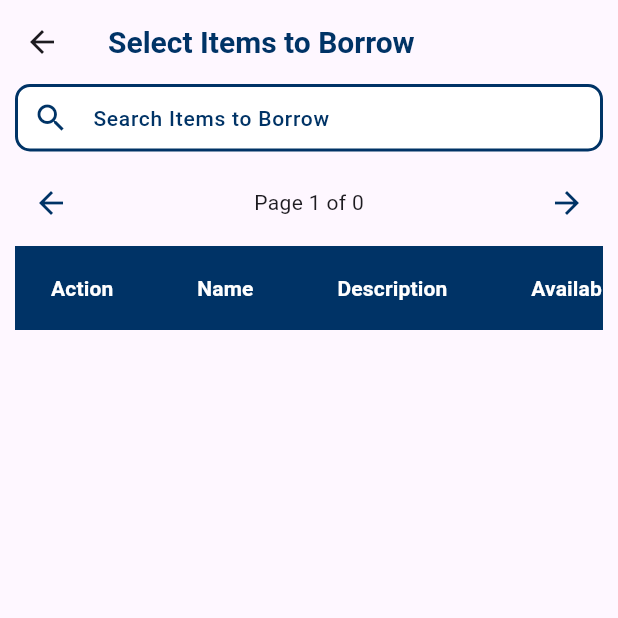
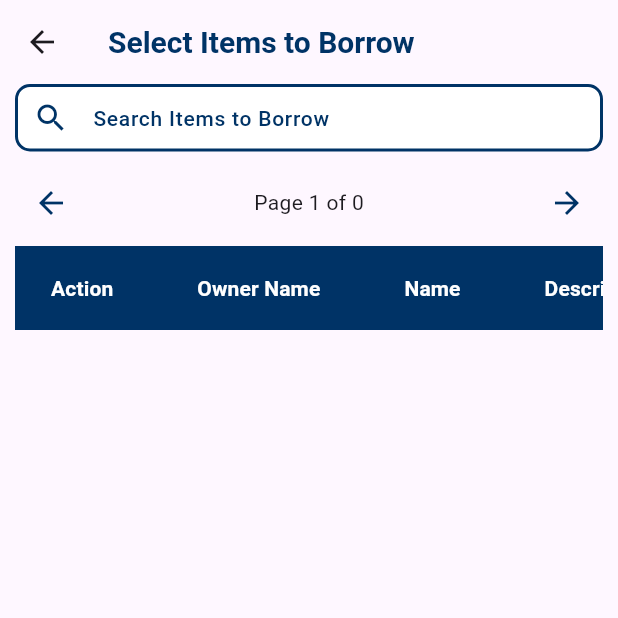
Before and after one commit to MsSoul/CAO_ADTS, a Flutter app: the BorrowItemsScreen screen opened directly with empty values, on a phone screen of 412 x 824 dp, the top half of it. Run offline on Flutter 3.47's test engine with Material 3 defaults, Android fonts, the phone set to English and light mode, and no system bars; our stand-ins replace badges, fluttertoast, logger, shared_preferences, socket_io_client; accounts and stored records are empty; network calls fail.

Commit message:
workig na ang return, ang backend naga save na sa DISTRIBUTED ITEM

```diff
--- a/lib/borrow_items_screen.dart
+++ b/lib/borrow_items_screen.dart
@@ -51,7 +51,8 @@ class _BorrowItemsScreenState extends State<BorrowItemsScreen> {
       if (items.isEmpty) {
         log.w("⚠ No borrowable items found for Department ID: $currentDptId");
       } else {
-        log.i("🔍 Full API Response (${items.length} items): ${jsonEncode(items)}");
+        log.i(
+            "🔍 Full API Response (${items.length} items): ${jsonEncode(items)}");
       }
 
       setState(() {
@@ -71,7 +72,8 @@ class _BorrowItemsScreenState extends State<BorrowItemsScreen> {
         hasError = false;
       });
     } catch (e, stackTrace) {
-      log.e("❌ Error fetching borrowable items", error: e, stackTrace: stackTrace);
+      log.e("❌ Error fetching borrowable items",
+          error: e, stackTrace: stackTrace);
       setState(() {
         isLoading = false;
         hasError = true;
@@ -98,13 +100,14 @@ class _BorrowItemsScreenState extends State<BorrowItemsScreen> {
 
     int distributedItemId = item['distributedItemId'] ?? 0;
     int itemId = item['itemId'] ?? 0;
-    String itemName = item['name'] ?? "Unnamed Item";
+    String itemName = item['ITEM_NAME'] ?? "Unnamed Item";
     String description = item['description'] ?? "No description available";
     int availableQuantity = item['quantity'] ?? 0;
     int ownerId = item['accountable_emp'] ?? 0;
     String ownerName = item['accountable_name'] ?? "Unknown Owner";
 
-    log.i("🛠 Opening BorrowTransaction: DistributedItemId=$distributedItemId, ItemId=$itemId");
+    log.i(
+        "🛠 Opening BorrowTransaction: DistributedItemId=$distributedItemId, ItemId=$itemId");
 
     if (context.mounted) {
       showDialog(
--- a/lib/design/lending_widgets.dart
+++ b/lib/design/lending_widgets.dart
@@ -238,6 +238,7 @@ Widget buildActionButtons(
                 quantity: quantity,
                 borrowerId: selectedBorrowerId,
                 currentDptId: widget.currentDptId,
+                distributedItemId:widget.distributedItemId,
               );
 
               logger.i("🛠️ API Response: $response");
--- a/lib/items_transaction_table.dart
+++ b/lib/items_transaction_table.dart
@@ -44,6 +44,8 @@ class _ItemsTransactionTableState extends State<ItemsTransactionTable> {
     List<Map<String, dynamic>> paginatedItems =
         widget.items.sublist(startIndex, endIndex);
 
+    final currencyFormat = NumberFormat("#,##0.00", "en_US");
+
     return LayoutBuilder(
       builder: (context, constraints) {
         return Column(
@@ -81,80 +83,68 @@ class _ItemsTransactionTableState extends State<ItemsTransactionTable> {
                     dataRowMaxHeight: 40,
                     headingRowColor: WidgetStateColor.resolveWith(
                         (states) => AppColors.primaryColor),
-                    columns: const [
-                      DataColumn(
+                    columns: [
+                      const DataColumn(
                           label: Center(
                               child: Text('Action', style: _headerStyle))),
-                      DataColumn(
+                      if (widget.selectedFilter == "Borrowed")
+                        const DataColumn(
+                            label: Center(
+                                child:
+                                    Text('Owner Name', style: _headerStyle))),
+                      const DataColumn(
                           label:
                               Center(child: Text('Name', style: _headerStyle))),
-                      DataColumn(
+                      const DataColumn(
                           label: Center(
                               child: Text('Description', style: _headerStyle))),
-                      DataColumn(
+                      const DataColumn(
                           label: Center(
-                              child: Text('Available Quantity',
-                                  style: _headerStyle))),
-                      DataColumn(
+                              child:
+                                  Text('Available Qty', style: _headerStyle))),
+                      const DataColumn(
                           label: Center(
-                              child: Text('Original Quantity',
-                                  style: _headerStyle))),
-                      DataColumn(
+                              child:
+                                  Text('Original Qty', style: _headerStyle))),
+                      const DataColumn(
                           label: Center(
                               child: Text('PAR No', style: _headerStyle))),
-                      DataColumn(
+                      const DataColumn(
                           label: Center(
                               child: Text('PIS No.', style: _headerStyle))),
-                      DataColumn(
+                      const DataColumn(
                           label: Center(
                               child: Text('Prop No.', style: _headerStyle))),
-                      DataColumn(
+                      const DataColumn(
                           label: Center(
                               child: Text('Serial No.', style: _headerStyle))),
-                      DataColumn(
+                      const DataColumn(
                           label: Center(
                               child: Text('MR No.', style: _headerStyle))),
-                      DataColumn(
+                      const DataColumn(
                           label: Center(
                               child: Text('Unit Value', style: _headerStyle))),
-                      DataColumn(
+                      const DataColumn(
                           label: Center(
                               child: Text('Total Value', style: _headerStyle))),
-                      DataColumn(
+                      const DataColumn(
                           label: Center(
                               child: Text('Remarks', style: _headerStyle))),
                     ],
                     rows: paginatedItems.map((item) {
-                      String remarks = item['remarks']?.toString() ?? '';
-
-                      if (widget.selectedFilter == "Borrowed" &&
-                          item['owner_name'] != null) {
-                        String owner = item['owner_name'].toString();
-                        String borrowedDate = "N/A";
-
-                        if (item['createdAt'] != null) {
-                          try {
-                            DateTime parsedDate =
-                                DateTime.parse(item['createdAt']);
-                            borrowedDate =
-                                DateFormat("yyyy-MM-dd").format(parsedDate);
-                          } catch (e) {
-                            borrowedDate = "Invalid Date";
-                          }
-                        }
-
-                        remarks =
-                            "Owned By: $owner \nBorrowed Date: $borrowedDate";
-                      }
-
-                      final currencyFormat = NumberFormat("#,##0.00", "en_US");
-
+                      final remarks = item['remarks']?.toString() ?? '';
                       final isDisabled = widget.isActionDisabled != null &&
                           widget.isActionDisabled!(item);
+
+                      // Either use owner_name if available or show OWNER_EMP_ID
+                      final ownerName = item['owner_name'] ??
+                          item['accountable_name'] ??
+                          "EMP ID: ${item['OWNER_EMP_ID'] ?? 'N/A'}";
 
                       return DataRow(cells: [
                         DataCell(
                           SizedBox(
+                            width: 100, // Fixed width for uniform button size
                             height: 35,
                             child: ElevatedButton(
                               onPressed: isDisabled
@@ -168,22 +158,22 @@ class _ItemsTransactionTableState extends State<ItemsTransactionTable> {
                                 shape: RoundedRectangleBorder(
                                   borderRadius: BorderRadius.circular(8),
                                 ),
-                                padding:
-                                    const EdgeInsets.symmetric(horizontal: 12),
                               ),
-                              child: Text(
-                                isDisabled
-                                    ? "Requested"
-                                    : widget
-                                        .actionLabel, // 👉 This line modified
-                                style: const TextStyle(
-                                  fontSize: 14,
-                                  fontWeight: FontWeight.bold,
+                              child: FittedBox(
+                                fit: BoxFit.scaleDown,
+                                child: Text(
+                                  isDisabled ? "Requested" : widget.actionLabel,
+                                  style: const TextStyle(
+                                    fontSize: 14,
+                                    fontWeight: FontWeight.bold,
+                                  ),
                                 ),
                               ),
                             ),
                           ),
                         ),
+                        if (widget.selectedFilter == "Borrowed")
+                          DataCell(Text(ownerName)),
                         DataCell(Text(item['ITEM_NAME']?.toString() ?? 'N/A')),
                         DataCell(
                             Text(item['DESCRIPTION']?.toString() ?? 'N/A')),
@@ -199,7 +189,17 @@ class _ItemsTransactionTableState extends State<ItemsTransactionTable> {
                             '₱ ${currencyFormat.format(double.tryParse(item['unit_value'].toString()) ?? 0.0)}')),
                         DataCell(Text(
                             '₱ ${currencyFormat.format(double.tryParse(item['total_value'].toString()) ?? 0.0)}')),
-                        DataCell(Text(remarks)),
+                        DataCell(
+                          Container(
+                            width: 250,
+                            height: 40,
+                            padding: EdgeInsets.all(4),
+                            child: SingleChildScrollView(
+                              scrollDirection: Axis.vertical,
+                              child: Text(remarks),
+                            ),
+                          ),
+                        )
                       ]);
                     }).toList(),
                   ),
--- a/lib/lend_items_screen.dart
+++ b/lib/lend_items_screen.dart
@@ -84,6 +84,7 @@ class _LendingItemsScreenState extends State<LendingItemsScreen> {
       builder: (context) => LendingTransaction(
         empId: widget.empId,
         itemId: itemId,
+        distributedItemId: item['distributedItemId'],
         itemName: item['ITEM_NAME'],
         description: item['DESCRIPTION'],
         currentDptId: widget.currentDptId,
--- a/lib/lend_transaction.dart
+++ b/lib/lend_transaction.dart
@@ -14,6 +14,7 @@ class LendingTransaction extends StatefulWidget {
   final int currentDptId;
   final List<Map<String, dynamic>> initialTransactions;
   final int availableQuantity;
+  final int distributedItemId;
 
 
   const LendingTransaction({
@@ -25,6 +26,7 @@ class LendingTransaction extends StatefulWidget {
     required this.currentDptId,
     required this.initialTransactions,
     required this.availableQuantity,
+    required this.distributedItemId,
   });
 
   @override
--- a/lib/services/lend_transaction_api.dart
+++ b/lib/services/lend_transaction_api.dart
@@ -56,6 +56,7 @@ class LendTransactionApi {
     required int quantity,
     required int borrowerId,
     required int currentDptId,
+    required int distributedItemId,
   }) async {
     try {
       final requestBody = {
@@ -64,6 +65,7 @@ class LendTransactionApi {
         'quantity': quantity,
         'borrowerId': borrowerId,
         'currentDptId': currentDptId,
+        'distributedItemId': distributedItemId,
       };
 
       // 🔍 Log the request before sending it
```
Also changed, not shown: 3 other files.
